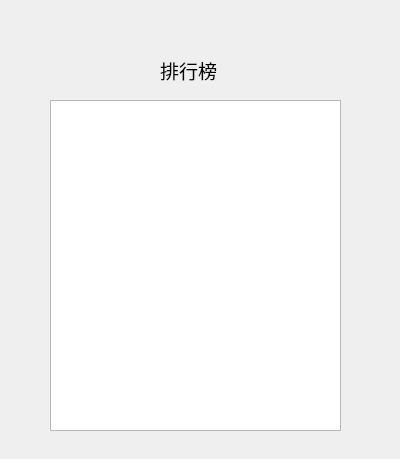
Qt form BejeweledSln/CRankDlg.ui (lwyer/BejeweledSln) before a commit.
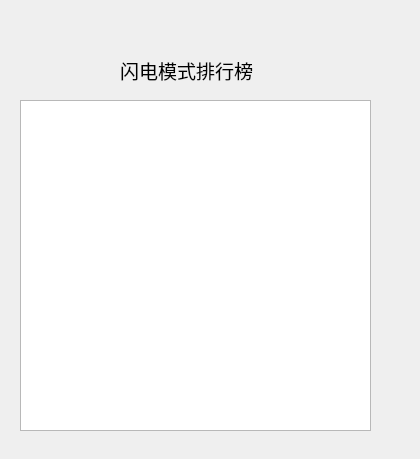
The same form after that commit.

Diff of the .ui file:
```diff
--- a/BejeweledSln/CRankDlg.ui
+++ b/BejeweledSln/CRankDlg.ui
@@ -6,7 +6,7 @@
    <rect>
     <x>0</x>
     <y>0</y>
-    <width>400</width>
+    <width>420</width>
     <height>459</height>
    </rect>
   </property>
@@ -16,9 +16,9 @@
   <widget class="QLabel" name="label">
    <property name="geometry">
     <rect>
-     <x>160</x>
+     <x>120</x>
      <y>50</y>
-     <width>71</width>
+     <width>181</width>
      <height>41</height>
     </rect>
    </property>
@@ -29,15 +29,15 @@
     </font>
    </property>
    <property name="text">
-    <string>排行榜</string>
+    <string>闪电模式排行榜</string>
    </property>
   </widget>
   <widget class="QTextEdit" name="textEdit">
    <property name="geometry">
     <rect>
-     <x>50</x>
+     <x>20</x>
      <y>100</y>
-     <width>291</width>
+     <width>351</width>
      <height>331</height>
     </rect>
    </property>
```
